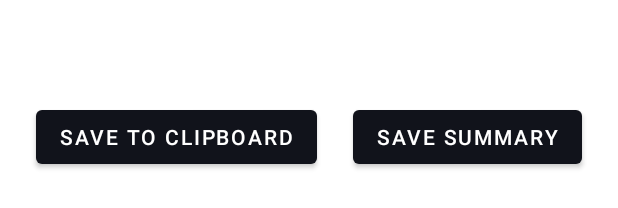
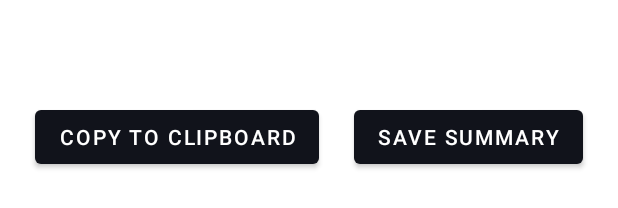
Before and after one commit to Amal4m41/News-App, an Android app: the layout fragment_text_summarizer.xml on its own in the app's theme, with its tools: preview values and no code run, on a phone screen of 412 x 824 dp. Shown: the part 890-1098 px from the top of the screen. Run offline under Robolectric (Android 15) with nearby library versions, the phone set to English and light mode, and no system bars.

Commit message:
Updated theme color

```diff
--- a/app/src/main/res/layout/fragment_summary.xml
+++ b/app/src/main/res/layout/fragment_summary.xml
@@ -33,6 +33,7 @@
         android:layout_height="wrap_content"
         android:layout_marginEnd="32dp"
         android:layout_marginBottom="32dp"
+        android:backgroundTint="@color/teal_200"
         android:src="@drawable/ic_baseline_edit_24"
         app:fabSize="normal"
         app:layout_constraintBottom_toBottomOf="parent"
--- a/app/src/main/res/layout/fragment_summary_edit.xml
+++ b/app/src/main/res/layout/fragment_summary_edit.xml
@@ -57,6 +57,7 @@
         android:layout_width="wrap_content"
         android:layout_height="wrap_content"
         android:layout_marginEnd="32dp"
+        android:backgroundTint="@color/teal_200"
         android:layout_marginBottom="32dp"
         android:src="@drawable/ic_baseline_save_24"
         app:fabSize="normal"
--- a/app/src/main/res/layout/fragment_text_summarizer.xml
+++ b/app/src/main/res/layout/fragment_text_summarizer.xml
@@ -89,7 +89,7 @@
                     android:layout_width="wrap_content"
                     android:layout_height="wrap_content"
                     android:layout_marginVertical="10dp"
-                    android:text="Save to clipboard"
+                    android:text="Copy to clipboard"
                     app:layout_constraintTop_toBottomOf="@id/tvSummarizedText"
                     app:layout_constraintStart_toStartOf="parent"
                     app:layout_constraintEnd_toStartOf="@id/btnSaveSummary"/>
--- a/app/src/main/res/values/colors.xml
+++ b/app/src/main/res/values/colors.xml
@@ -10,7 +10,7 @@
 
 
     <color name="bluish_dark">#11131B</color>
-    <color name="bluish_light_dark">#22242E</color>
+    <color name="bluish_light_dark">#25008C</color>
     <color name="peach">#F6D4E1</color>
     <color name="purple">#3C306F</color>
     <color name="cyan_accent">#99AAB5</color>
```
